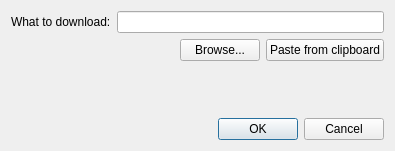
Old version of the form src/commonjobadder.ui in the repository 0xd34df00d/leechcraft.
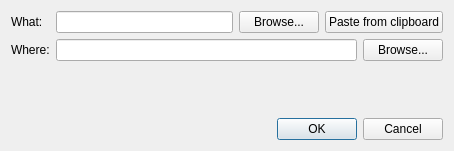
New version of the form. Icons and pictures are not drawn.

Commit message: + BitTorrent: FS#152: Autostart option. + CSTP: FS#151: Fixups here or there. + Core: Allow to select where to download in common job addition   dialog.

```diff
--- a/src/commonjobadder.ui
+++ b/src/commonjobadder.ui
@@ -5,7 +5,7 @@
    <rect>
     <x>0</x>
     <y>0</y>
-    <width>395</width>
+    <width>454</width>
     <height>151</height>
    </rect>
   </property>
@@ -15,36 +15,21 @@
   <property name="windowIcon" >
    <iconset resource="mainresources.qrc" >:/resources/images/mainapp.png</iconset>
   </property>
-  <layout class="QVBoxLayout" >
+  <layout class="QVBoxLayout" name="verticalLayout" >
    <item>
-    <layout class="QHBoxLayout" >
-     <item>
+    <layout class="QFormLayout" name="formLayout" >
+     <item row="0" column="0" >
       <widget class="QLabel" name="label" >
        <property name="text" >
-        <string>What to download:</string>
+        <string>What:</string>
        </property>
       </widget>
      </item>
+     <item row="0" column="1" >
+      <layout class="QHBoxLayout" name="horizontalLayout" >
      <item>
       <widget class="QLineEdit" name="What_" />
      </item>
-    </layout>
-   </item>
-   <item>
-    <layout class="QHBoxLayout" >
-     <item>
-      <spacer>
-       <property name="orientation" >
-        <enum>Qt::Horizontal</enum>
-       </property>
-       <property name="sizeHint" >
-        <size>
-         <width>40</width>
-         <height>20</height>
-        </size>
-       </property>
-      </spacer>
-     </item>
      <item>
       <widget class="QPushButton" name="Browse_" >
        <property name="text" >
@@ -61,12 +46,35 @@
      </item>
     </layout>
    </item>
+     <item row="1" column="0" >
+      <widget class="QLabel" name="label_2" >
+       <property name="text" >
+        <string>Where:</string>
+       </property>
+      </widget>
+     </item>
+     <item row="1" column="1" >
+      <layout class="QHBoxLayout" name="horizontalLayout_2" >
    <item>
-    <spacer>
+        <widget class="QLineEdit" name="Where_" />
+       </item>
+       <item>
+        <widget class="QPushButton" name="BrowseWhere_" >
+         <property name="text" >
+          <string>Browse...</string>
+         </property>
+        </widget>
+       </item>
+      </layout>
+     </item>
+    </layout>
+   </item>
+   <item>
+    <spacer name="verticalSpacer" >
      <property name="orientation" >
       <enum>Qt::Vertical</enum>
      </property>
-     <property name="sizeHint" >
+     <property name="sizeHint" stdset="0" >
       <size>
        <width>20</width>
        <height>40</height>
@@ -80,7 +88,7 @@
       <enum>Qt::Horizontal</enum>
      </property>
      <property name="standardButtons" >
-      <set>QDialogButtonBox::Cancel|QDialogButtonBox::NoButton|QDialogButtonBox::Ok</set>
+      <set>QDialogButtonBox::Cancel|QDialogButtonBox::Ok</set>
      </property>
     </widget>
    </item>
```
Left out of the diff: 3 changed lines with no effect on the pictures. Lines whose indentation alone changed are shown as unchanged. The commit also changes 20 other files.
